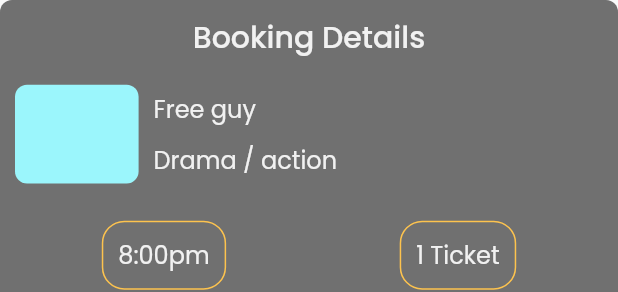
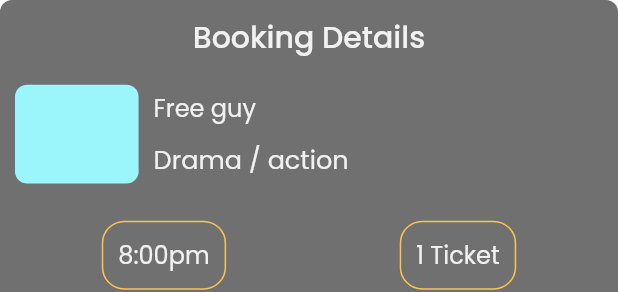
Before and after one commit to Trinity6264/uniplexs, a Flutter app: the CheckoutCard widget shown alone on an empty page, opened directly, on a phone screen of 412 x 824 dp. Shown: the top 292 px of the screen. Run offline on Flutter 3.47's test engine with Material 2 defaults, Android fonts, the phone set to English and light mode, and no system bars; our stand-ins replace auto_route, flutter_hooks, flutter_svg, get_it, google_fonts.

Commit message:
back to business

```diff
--- a/lib/views/dashboard/movie_wrapper/checkout/checkout_view.dart
+++ b/lib/views/dashboard/movie_wrapper/checkout/checkout_view.dart
@@ -5,7 +5,6 @@
 import 'package:uniplexs/app/app.gr.dart';
 import 'package:uniplexs/provider/dashboard/movie_wrapper_view_model/checkout/checkout_view_model.dart';
 import 'package:uniplexs/views/dashboard/movie_wrapper/checkout/widget/checkout_card.dart';
-import 'package:uniplexs/views/dashboard/movie_wrapper/payment/payment_view.dart';
 
 import '../../../../constant/color_pallet.dart';
 
--- a/lib/views/dashboard/movie_wrapper/checkout/widget/checkout_card.dart
+++ b/lib/views/dashboard/movie_wrapper/checkout/widget/checkout_card.dart
@@ -59,7 +59,7 @@
                       'Drama / action',
                       style: GoogleFonts.poppins(
                         color: whiteColor,
-                        fontSize: 16.0,
+                        fontSize: 17.0,
                       ),
                     ),
                   ],
```
